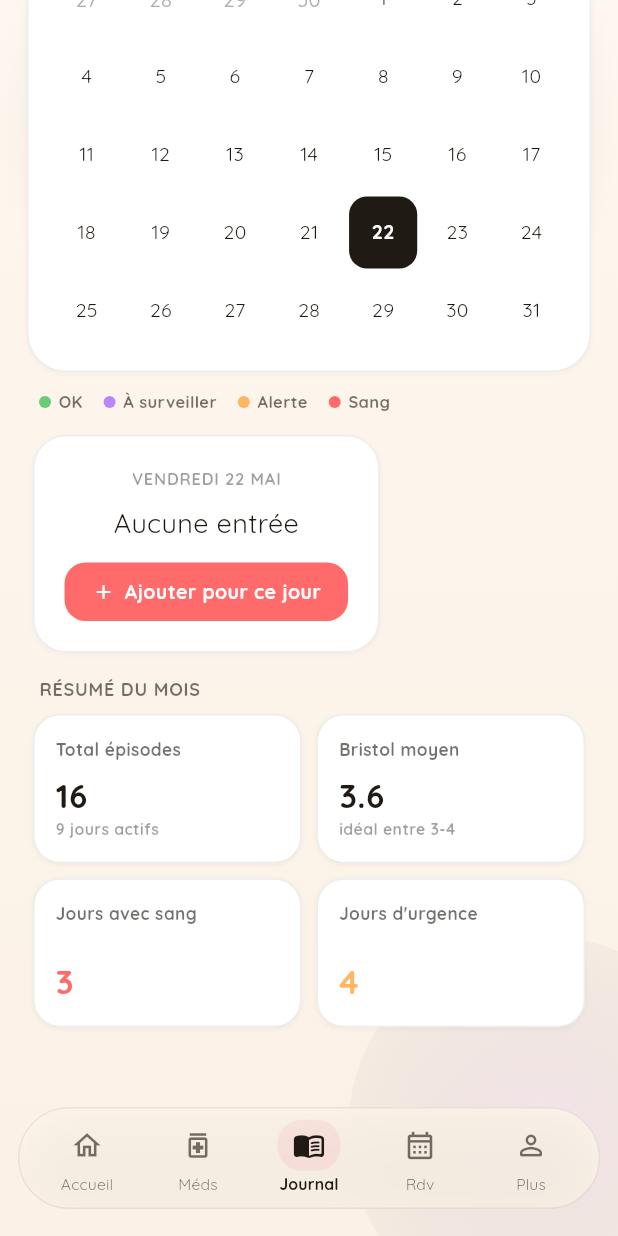
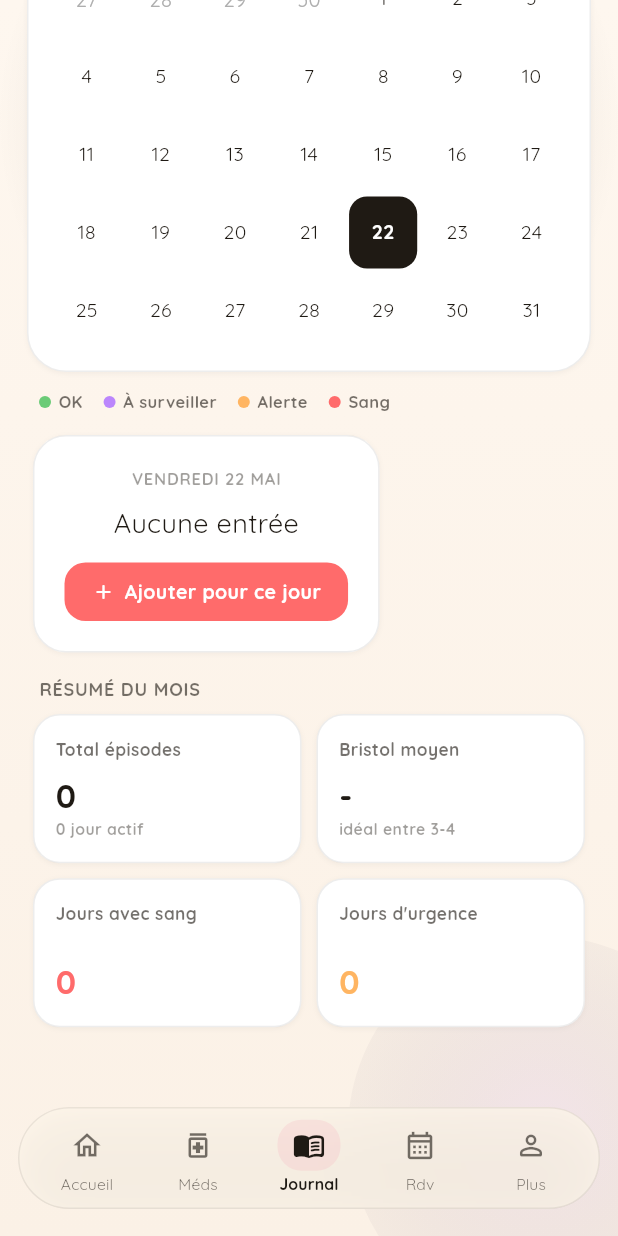
Before and after one commit to aourzik/Poopy, a Flutter app: the JournalScreen screen opened by its route, scrolled down 265 dp, on a phone screen of 412 x 824 dp. Run offline on Flutter 3.47's test engine with Material 3 defaults, Android fonts, the phone set to English and light mode, and no system bars; drawn by our look-alikes of table_calendar; our stand-ins replace dio, flutter_riverpod, go_router; network calls fail.

Commit message:
feat(journal): dynamisation du résumé mensuel des selles selon le mois affiché

```diff
--- a/poopy_front/lib/features/journal/screens/journal_screen.dart
+++ b/poopy_front/lib/features/journal/screens/journal_screen.dart
@@ -86,9 +86,52 @@ class _JournalScreenState extends State<JournalScreen> {
     return AppColors.poids;
   }
 
+  // Calcule automatiquement les statistiques pour le mois affiché (_focusedDay)
+  Map<String, dynamic> _calculateMonthStats() {
+    int totalEpisodes = 0;
+    int activeDaysCount = 0;
+    int daysWithBlood = 0;
+    int daysWithUrgency = 0;
+    double totalBristol = 0.0;
+    int bristolCount = 0;
+
+    // On récupère le mois et l'année de la page affichée sur le calendrier
+    final currentMonth = _focusedDay.month;
+    final currentYear = _focusedDay.year;
+
+    _entries.forEach((dateKey, stool) {
+      if (dateKey.month == currentMonth && dateKey.year == currentYear) {
+        // Un jour est "actif" s'il y a une entrée
+        activeDaysCount++;
+
+        totalEpisodes += 1;
+
+        if (stool.blood) daysWithBlood++;
+        if (stool.urgency) daysWithUrgency++;
+
+        if (stool.bristol > 0) {
+          totalBristol += stool.bristol;
+          bristolCount++;
+        }
+      }
+    });
+
+    double avgBristol = bristolCount > 0 ? (totalBristol / bristolCount) : 0.0;
+
+    return {
+      'totalEpisodes': totalEpisodes.toString(),
+      'activeDays': '$activeDaysCount jour${activeDaysCount > 1 ? 's' : ''} actif${activeDaysCount > 1 ? 's' : ''}',
+      'avgBristol': avgBristol > 0 ? avgBristol.toStringAsFixed(1) : '-',
+      'daysWithBlood': daysWithBlood.toString(),
+      'daysWithUrgency': daysWithUrgency.toString(),
+    };
+  }
+
   @override
   Widget build(BuildContext context) {
     final t = context.t;
+
+    final stats = _calculateMonthStats();
 
     // Si on charge, on affiche un rond qui tourne au milieu de l'écran
     if (_isLoading) {
@@ -351,22 +394,22 @@ class _JournalScreenState extends State<JournalScreen> {
                   children: [
                     _SummaryCard(
                       title: 'Total épisodes',
-                      value: '16',
-                      sub: '9 jours actifs',
+                      value: stats['totalEpisodes'], // Version propre
+                      sub: stats['activeDays'],
                     ),
                     _SummaryCard(
                       title: 'Bristol moyen',
-                      value: '3.6',
+                      value: stats['avgBristol'],
                       sub: 'idéal entre 3-4',
                     ),
                     _SummaryCard(
                       title: 'Jours avec sang',
-                      value: '3',
+                      value: stats['daysWithBlood'],
                       valueColor: AppColors.selles,
                     ),
                     _SummaryCard(
                       title: "Jours d'urgence",
-                      value: '4',
+                      value: stats['daysWithUrgency'],
                       valueColor: AppColors.meds,
                     ),
                   ],
```
